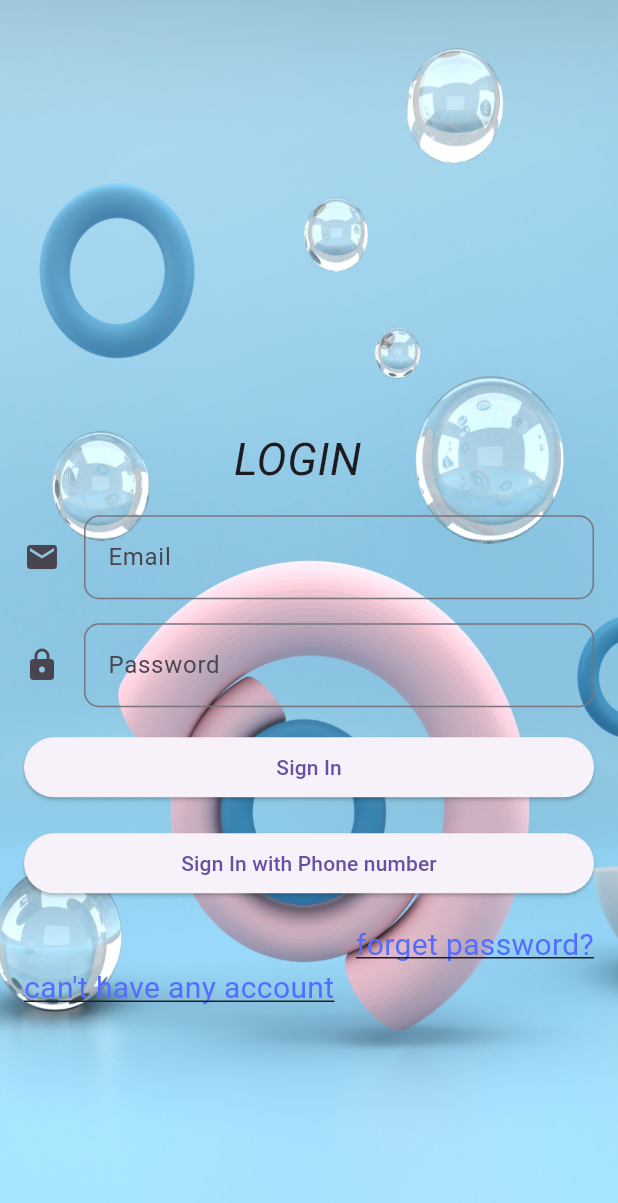
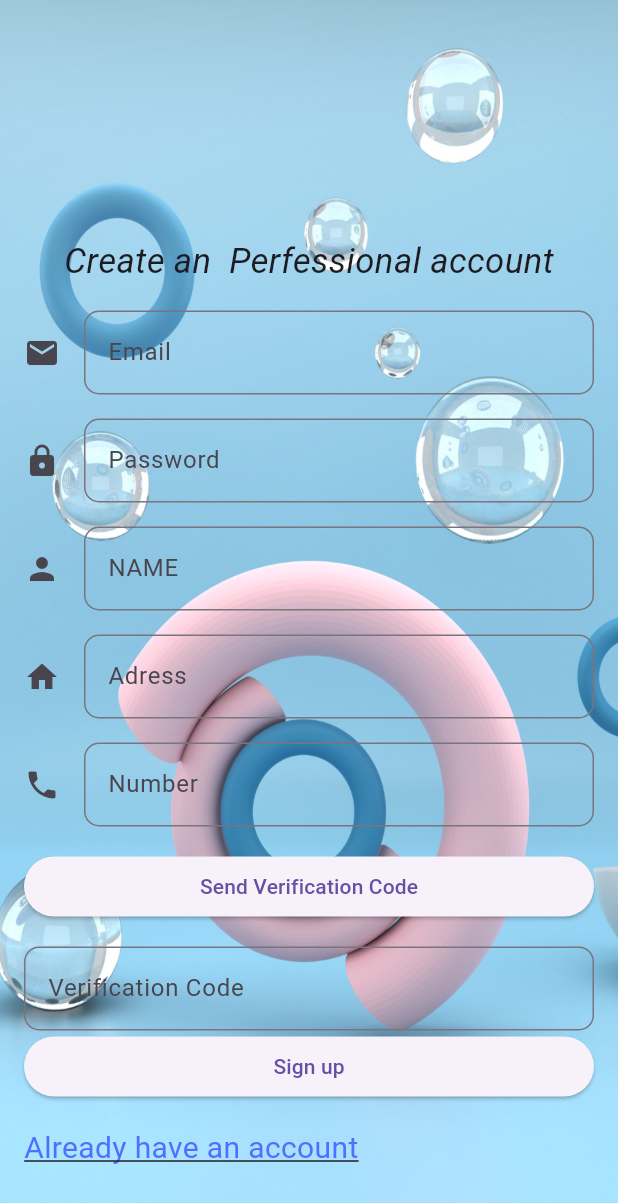
Before and after one commit to ItxAsim/chuttu, a Flutter app: the screen it shows after launch, on a phone screen of 412 x 824 dp. Shown: the top 1203 px of the screen. Run offline on Flutter 3.47's test engine with Material 3 defaults, Android fonts, the phone set to English and light mode, and no system bars; our stand-ins replace camera, cloud_firestore, firebase_auth, firebase_core, firebase_storage, google_fonts and 1 more; accounts and stored records are empty.

```diff
--- a/lib/customer Authentication/Signinwithphonenumber.dart
+++ b/lib/customer Authentication/Signinwithphonenumber.dart
@@ -19,7 +19,7 @@ class _PhoneLoginState extends State<PhoneLogin> {
         phoneNumber: _phoneNumberController.text, // Replace with your country code if needed.
         verificationCompleted: (PhoneAuthCredential credential) async {
           await FirebaseAuth.instance.signInWithCredential(credential);
-          _showSnackbar('Auto login successful.');
+          _showSnackbar('phone verification successfull.');
         },
         verificationFailed: (FirebaseAuthException e) {
           _showSnackbar('Verification failed: ${e.code}');
@@ -49,7 +49,7 @@ class _PhoneLoginState extends State<PhoneLogin> {
         smsCode: _smsCodeController.text,
       );
       await FirebaseAuth.instance.signInWithCredential(credential);
-      _showSnackbar('Phone number sign in successful.');
+      _showSnackbar('Phone number verfication   successful.');
       Navigator.push(context, MaterialPageRoute(builder: (context)=>myhome()));
 
     } catch (e) {
--- a/lib/main.dart
+++ b/lib/main.dart
@@ -1,4 +1,5 @@
 
+import 'package:chuttu/perfessional%20authentications/perSignunp.dart';
 import 'package:firebase_core/firebase_core.dart';
 import 'package:flutter/material.dart';
 
@@ -11,9 +12,6 @@ Future<void> main() async {
   ));
 
   runApp( MaterialApp(
-      home:LoginPage(),
-
-
-
+      home:PerSignupPage(),
   ));
 }
--- a/lib/perfessional authentications/perSignunp.dart
+++ b/lib/perfessional authentications/perSignunp.dart
@@ -0,0 +1,294 @@
+
+import 'package:chuttu/perfessional%20authentications/perLogin.dart';
+import 'package:flutter/material.dart';
+import 'package:firebase_auth/firebase_auth.dart';
+import 'package:cloud_firestore/cloud_firestore.dart';
+import 'package:google_fonts/google_fonts.dart';
+
+class PerSignupPage  extends StatefulWidget {
+  @override
+  _PerSignupPageState createState() => _PerSignupPageState();
+}
+
+class _PerSignupPageState extends State<PerSignupPage> {
+  final _formKey = GlobalKey<FormState>();
+  bool signed=false;
+  final _auth = FirebaseAuth.instance;
+  final _firestore = FirebaseFirestore.instance;
+  bool  verify=false;
+  TextEditingController _name = TextEditingController();
+  TextEditingController _address = TextEditingController();
+  TextEditingController _phoneNumber = TextEditingController();
+  TextEditingController _email = TextEditingController();
+  TextEditingController _password = TextEditingController();
+  String _Profile_url='';
+  TextEditingController _smsCodeController = TextEditingController();
+  String _verificationId = '';
+  Future<void> _signInWithPhoneNumber() async {
+    try {
+      PhoneAuthCredential credential = PhoneAuthProvider.credential(
+        verificationId: _verificationId,
+        smsCode: _smsCodeController.text,
+      );
+      await FirebaseAuth.instance.signInWithCredential(credential);
+      _showSnackbar('Phone number verfication   successful.');
+     setState(() {
+       verify=true;
+     });
+
+    } catch (e) {
+      _showSnackbar('Error: $e');
+    }
+  }
+
+  Future<void> _verifyPhoneNumber() async {
+    try {
+      await FirebaseAuth.instance.verifyPhoneNumber(
+        phoneNumber: _phoneNumber.text, // Replace with your country code if needed.
+        verificationCompleted: (PhoneAuthCredential credential) async {
+          await FirebaseAuth.instance.signInWithCredential(credential);
+          _showSnackbar('phone verification successfull.');
+        },
+        verificationFailed: (FirebaseAuthException e) {
+          _showSnackbar('Verification failed: ${e.code}');
+        },
+        codeSent: (String verificationId, int? resendToken) {
+          setState(() {
+            _verificationId = verificationId;
+          });
+          _showSnackbar('Verification code sent to your phone.');
+        },
+        codeAutoRetrievalTimeout: (String verificationId) {
+          setState(() {
+            _verificationId = verificationId;
+          });
+        },
+        timeout: Duration(seconds: 60),
+      );
+    } catch (e) {
+      _showSnackbar('Error: $e');
+    }
+  }
+  void _showSnackbar(String message) {
+    ScaffoldMessenger.of(context).showSnackBar(
+      SnackBar(
+        content: Text(message),
+        backgroundColor: Colors.black.withOpacity(0.7),
+
+      ),
+    );
+  }
+  void _createAccount() async {
+    if (_formKey.currentState!.validate()) {
+      _formKey.currentState?.save();
+
+      try {
+        var authResult = await _auth.createUserWithEmailAndPassword(
+          email: _email.text,
+          password: _password.text,
+        );
+
+        if (authResult.user != null) {
+          // Save additional user details to Firestore
+          await _firestore.collection('perfessionals').doc(authResult.user?.uid).set({
+            'name': _name.text,
+            'address': _address.text,
+            'phoneNumber': _phoneNumber.text,
+            'email': _email.text,
+            'Profile_url':_Profile_url,
+          });
+          _signInWithPhoneNumber();
+          if(verify==true)
+         { Navigator.pushReplacement(context, MaterialPageRoute(builder: (context) => PerLoginPage()));}
+        }
+      } catch (e) {
+        setState(() {
+          signed=false;
+        });
+
+        ScaffoldMessenger.of(context).showSnackBar(
+            SnackBar(content: Text("Error during sign in: $e")));
+        print('Exception @createAccount: $e');
+        // Handle any errors (e.g., invalid email, weak password, etc.)
+      }
+    }
+  }
+
+  @override
+  Widget build(BuildContext context) {
+    double screenWidth = MediaQuery.of(context).size.width;
+    double screenHeight = MediaQuery.of(context).size.height;
+    return Scaffold(
+
+      body: Stack(
+
+          children:[
+            Container(
+              width: screenWidth, // Match the screen width
+              height: screenHeight, // Match the screen height
+              decoration: BoxDecoration(
+                image: DecorationImage(
+                  image: AssetImage("images/new.png"),
+                  fit: BoxFit.fill, // Stretch to fill the entire screen
+                ),
+              ),
+            ),
+
+            Center(
+              child: SingleChildScrollView(
+                child: Column(
+                  children: [
+                    SizedBox(height: 130),
+                    Text("Create an  Perfessional account",style: GoogleFonts.croissantOne(
+                      fontStyle:FontStyle.italic,
+                      fontSize: 23,
+                    ),),
+                    Padding(
+                      padding: EdgeInsets.all(16.0),
+                      child: Form(
+                        key: _formKey,
+                        child: Column(
+                          mainAxisAlignment: MainAxisAlignment.center,
+                          crossAxisAlignment: CrossAxisAlignment.stretch,
+                          children: [
+                            TextField(
+                                controller: _email,
+                                keyboardType: TextInputType.emailAddress,
+                                style: TextStyle(
+                                    color: Colors.black87
+                                ),
+                                decoration: InputDecoration(
+                                  labelText: 'Email',
+                                  icon: Icon(Icons.email),
+                                  border:  OutlineInputBorder(
+                                    borderRadius: BorderRadius.circular(10.0),
+                                  ),)
+                            ),
+                            SizedBox(height: 16.0),
+                            TextFormField(
+                              controller: _password,
+                              obscureText: true,
+                              style: TextStyle(
+                                  color: Colors.black54
+                              ),
+                              decoration: InputDecoration(
+                                  icon: Icon(Icons.lock),
+                                  labelText: 'Password',
+                                  border:  OutlineInputBorder(
+                                    borderRadius: BorderRadius.circular(10.0),)
+
+                              ),
+                              validator: (value) {
+                                if (value == null || value.isEmpty) {
+                                  signed=false;
+                                  return 'Please enter your Password';
+                                }
+                                return null;
+                              },
+                            ),
+                            SizedBox(height: 16.0),
+                            TextField(
+                                controller: _name,
+                                keyboardType: TextInputType.name,
+                                style: TextStyle(
+                                    color: Colors.black87
+                                ),
+                                decoration: InputDecoration(
+                                  labelText: 'NAME',
+                                  icon: Icon(Icons.person),
+                                  border:  OutlineInputBorder(
+                                    borderRadius: BorderRadius.circular(10.0),
+                                  ),)
+                            ),
+                            SizedBox(height: 16.0),
+                            TextField(
+                                controller: _address,
+                                keyboardType: TextInputType.streetAddress,
+                                style: TextStyle(
+                                    color: Colors.black87
+                                ),
+                                decoration: InputDecoration(
+                                  labelText: 'Adress',
+                                  icon: Icon(Icons.home),
+                                  border:  OutlineInputBorder(
+                                    borderRadius: BorderRadius.circular(10.0),
+                                  ),)
+                            ),
+                            SizedBox(height: 16.0),
+                            TextField(
+                                controller: _phoneNumber,
+                                keyboardType: TextInputType.number,
+                                style: TextStyle(
+                                    color: Colors.black87
+                                ),
+                                decoration: InputDecoration(
+                                  labelText: 'Number',
+                                  icon: Icon(Icons.phone),
+                                  border:  OutlineInputBorder(
+                                    borderRadius: BorderRadius.circular(10.0),
+                                  ),)
+                            ),
+                            SizedBox(height: 16.0),
+                            ElevatedButton(
+
+                              onPressed: _verifyPhoneNumber,
+                              child: Text('Send Verification Code'),
+                            ),
+                            SizedBox(height: 16.0),
+                            TextField(
+                              controller: _smsCodeController,
+                              keyboardType: TextInputType.number,
+                              decoration: InputDecoration(labelText: 'Verification Code',
+                                  border:  OutlineInputBorder(
+                                    borderRadius: BorderRadius.circular(10.0),)
+                              ),
+                            ),
+
+
+                            ElevatedButton(
+
+                              onPressed: (){
+                                _createAccount();
+                                setState(() {
+                                  signed=true;
+                                });
+                                if (_formKey.currentState!.validate()) {
+                                  // do something
+                                }
+
+
+                              },
+                              child: signed?CircularProgressIndicator():Text('Sign up'),
+                              style: ButtonStyle(
+                                  padding: MaterialStateProperty.all(const EdgeInsetsDirectional.all(3.0))
+                              ),
+                            ),
+
+
+                            SizedBox(height: 16.0),
+                            GestureDetector(
+                              onTap: () {
+                                Navigator.push(context, MaterialPageRoute(builder: (context)=>PerLoginPage()));
+                              },
+                              child: Text(
+                                "Already have an account ",
+                                style: TextStyle(
+                                  fontSize: 20.0,
+                                  color: Colors.indigoAccent,
+                                  decoration: TextDecoration.underline,
+                                ),
+                              ),
+
+                            )
+                          ],
+                        ),
+                      ),
+                    ),
+                  ],
+                ),
+              ),
+            ),
+          ]),
+    );
+  }
+}
```
Also changed, not shown: lib/perfessional authentications/perLogin.dart (+201 -0 lines), 1 other file.
